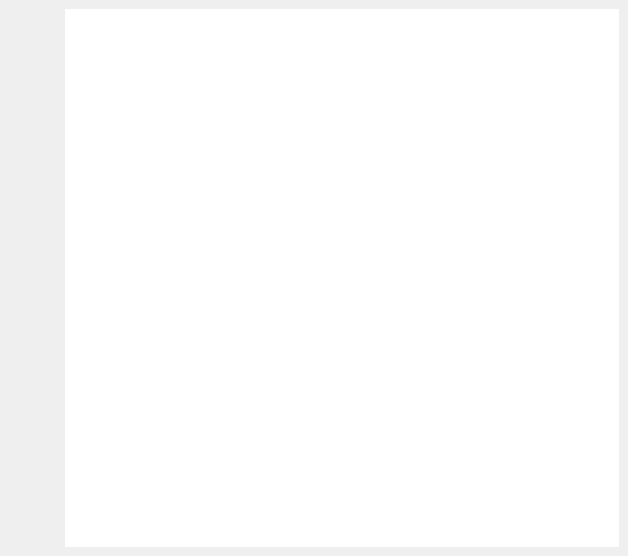
The window that mididockwidget.ui (kublasean/LightTriggerQt) describes before a commit, drawn with Qt 5.
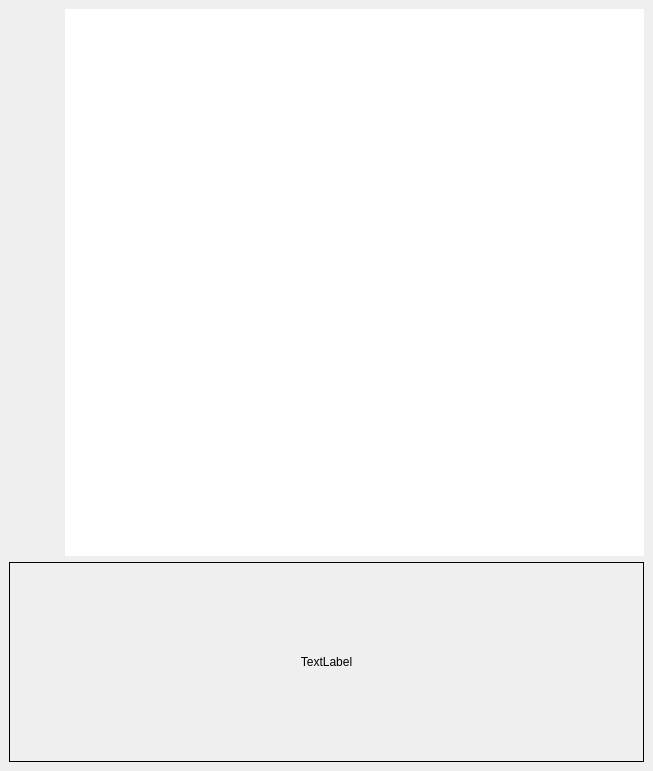
The same window after the commit.

Diff of the .ui file:
```diff
--- a/mididockwidget.ui
+++ b/mididockwidget.ui
@@ -6,8 +6,8 @@
    <rect>
     <x>0</x>
     <y>0</y>
-    <width>628</width>
-    <height>556</height>
+    <width>653</width>
+    <height>771</height>
    </rect>
   </property>
   <property name="windowTitle">
@@ -17,6 +17,8 @@
    <property name="autoFillBackground">
     <bool>false</bool>
    </property>
+   <layout class="QVBoxLayout" name="verticalLayout" stretch="2,0">
+    <item>
    <layout class="QHBoxLayout" name="horizontalLayout">
     <item>
      <widget class="QWidget" name="tileViewFrame" native="true">
@@ -44,6 +46,27 @@
       </property>
       <property name="uniformItemSizes">
        <bool>true</bool>
+        </property>
+       </widget>
+      </item>
+     </layout>
+    </item>
+    <item>
+     <widget class="QLabel" name="label">
+      <property name="minimumSize">
+       <size>
+        <width>0</width>
+        <height>200</height>
+       </size>
+      </property>
+      <property name="frameShape">
+       <enum>QFrame::Box</enum>
+      </property>
+      <property name="text">
+       <string>TextLabel</string>
+      </property>
+      <property name="alignment">
+       <set>Qt::AlignCenter</set>
       </property>
      </widget>
     </item>
```
Lines whose indentation alone changed are shown as unchanged.
